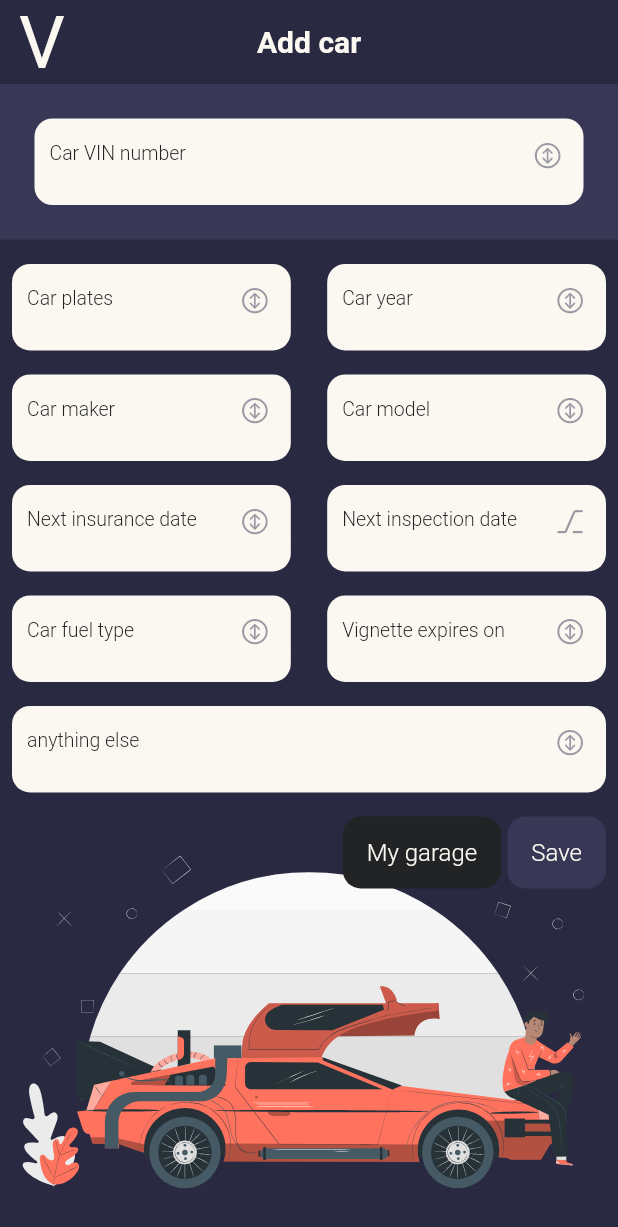
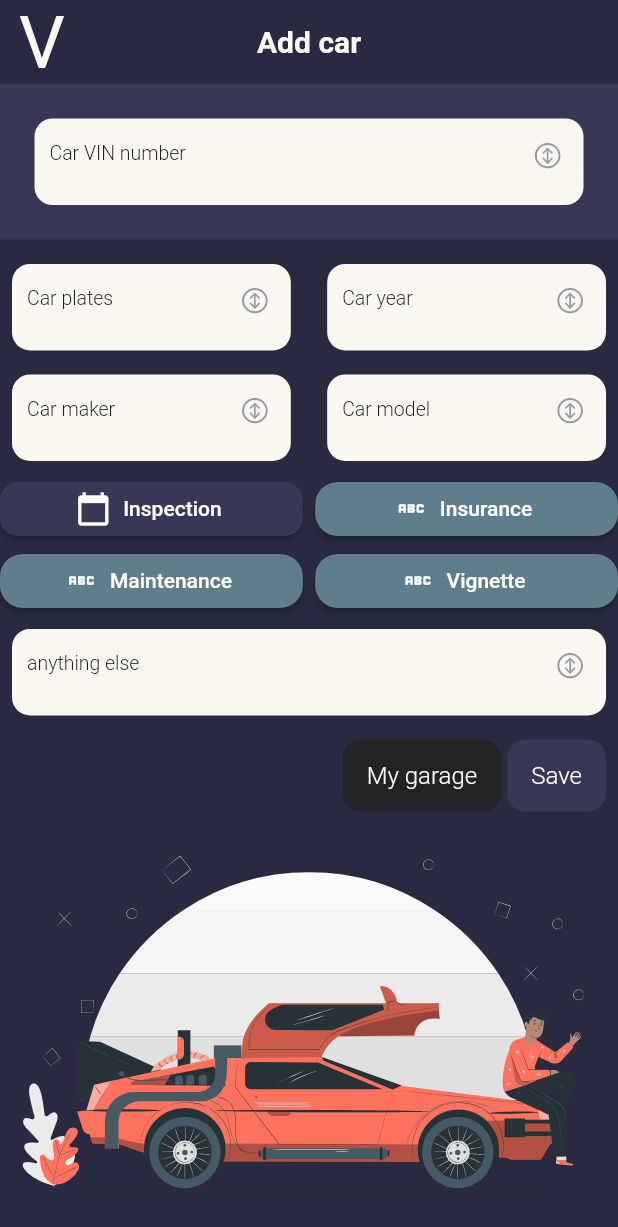
Before and after one commit to zmeulDev/valero, a Flutter app: the AddCar screen opened directly, on a phone screen of 412 x 824 dp. Shown: the top 1227 px of the screen. Run offline on Flutter 3.47's test engine with Material 2 defaults, Android fonts, the phone set to English and light mode, and no system bars; our stand-ins replace cached_network_image, cloud_firestore, firebase_auth, firebase_core, firebase_storage, flutter_custom_clippers and 8 more; missing offline and left inert: avatar_view, mobile_number; accounts and stored records are empty; Roboto replaces fonts that are missing (Depot).

Commit message:
date time taxes

```diff
--- a/lib/models/carModel.dart
+++ b/lib/models/carModel.dart
@@ -10,6 +10,7 @@ class Car{
   String? inspection;
   String? insurance;
   String? vignette;
+  String? maintenance;
   String? note;
 
 
@@ -25,6 +26,7 @@ class Car{
     this.inspection,
     this.insurance,
     this.vignette,
+    this.maintenance,
     this.note,
 });
 }
--- a/lib/pages/Car/addCar.dart
+++ b/lib/pages/Car/addCar.dart
@@ -32,8 +32,14 @@ class _AddCar extends State<AddCar> {
   final carFuel = TextEditingController();
   final carInspection = TextEditingController();
   final carInsurance = TextEditingController();
+  final carMaintenance = TextEditingController();
   final carVignette = TextEditingController();
   final carNote = TextEditingController();
+
+  DateTime? carInspectionDate;
+  DateTime? carInsuranceDate;
+  DateTime? carMaintenanceDate;
+  DateTime? carVignetteDate;
 
   @override
   Widget build(BuildContext context) {
@@ -49,20 +55,108 @@ class _AddCar extends State<AddCar> {
         CupertinoIcons.arrow_up_down_circle, carYear);
     final fieldFuel = inputField('Fuel', 'Car fuel type', TextInputType.text,
         CupertinoIcons.arrow_up_down_circle, carFuel);
-    final fieldInspection = inputField('Inspection', 'Next inspection date',
-        TextInputType.datetime, CupertinoIcons.alt, carInspection);
-    final fieldInsurance = inputField(
-        'Insurance',
-        'Next insurance date',
-        TextInputType.datetime,
-        CupertinoIcons.arrow_up_down_circle,
-        carInsurance);
-    final fieldVignette = inputField(
-        'Vignette',
-        'Vignette expires on',
-        TextInputType.datetime,
-        CupertinoIcons.arrow_up_down_circle,
-        carVignette);
+
+    final fieldInspection = ElevatedButton.icon(
+      style: ElevatedButton.styleFrom(
+          backgroundColor: tertiaryColor,
+          shape: RoundedRectangleBorder(
+            borderRadius: BorderRadius.circular(12.0),
+          )),
+      icon: const Icon(Icons.calendar_today),
+      label: carInspectionDate == null
+          ? const Text("Inspection")
+          : Text(f.format(carInspectionDate!)),
+      onPressed: () {
+        showDatePicker(
+            context: context,
+            initialDate:
+            carInspectionDate == null ? DateTime.now() : carInspectionDate!,
+            firstDate: DateTime(2021),
+            lastDate: DateTime(2035))
+            .then((date) {
+          setState(() {
+            carInspectionDate = date;
+          });
+        });
+      },
+    );
+
+    final fieldInsurance = ElevatedButton.icon(
+      style: ElevatedButton.styleFrom(
+
+          shape: RoundedRectangleBorder(
+            borderRadius: BorderRadius.circular(15.0),
+          )),
+      icon: const Icon(Icons.abc, size: 22),
+      label: carInsuranceDate == null
+          ? const Text("Insurance")
+          : Text(f.format(carInsuranceDate!)),
+      onPressed: () {
+        showDatePicker(
+            context: context,
+            initialDate:
+            carInsuranceDate == null ? DateTime.now() : carInsuranceDate!,
+            firstDate: DateTime(2021),
+            lastDate: DateTime(2025))
+            .then((date) {
+          setState(() {
+            carInsuranceDate = date;
+          });
+        });
+      },
+    );
+
+    final fieldMaintenance = ElevatedButton.icon(
+      style: ElevatedButton.styleFrom(
+
+          shape: RoundedRectangleBorder(
+            borderRadius: BorderRadius.circular(15.0),
+          )),
+      icon: const Icon(Icons.abc, size: 22),
+      label: carMaintenanceDate == null
+          ? const Text("Maintenance")
+          : Text(f.format(carMaintenanceDate!)),
+      onPressed: () {
+        showDatePicker(
+            context: context,
+            initialDate:
+            carMaintenanceDate == null ? DateTime.now() : carMaintenanceDate!,
+            firstDate: DateTime(2021),
+            lastDate: DateTime(2025))
+            .then((date) {
+          setState(() {
+            carMaintenanceDate = date;
+          });
+        });
+      },
+    );
+
+    final fieldVignette = ElevatedButton.icon(
+      style: ElevatedButton.styleFrom(
+
+          shape: RoundedRectangleBorder(
+            borderRadius: BorderRadius.circular(15.0),
+          )),
+      icon: const Icon(Icons.abc, size: 22),
+      label: carVignetteDate == null
+          ? const Text("Vignette")
+          : Text(f.format(carVignetteDate!)),
+      onPressed: () {
+        showDatePicker(
+            context: context,
+            initialDate:
+            carVignetteDate == null ? DateTime.now() : carVignetteDate!,
+            firstDate: DateTime(2021),
+            lastDate: DateTime(2025))
+            .then((date) {
+          setState(() {
+            carVignetteDate = date;
+          });
+        });
+      },
+    );
+
+
     final fieldNote = inputField('Note', 'anything else', TextInputType.text,
         CupertinoIcons.arrow_up_down_circle, carNote);
 
@@ -106,9 +200,10 @@ class _AddCar extends State<AddCar> {
                 plates: carPlates.text.toUpperCase(),
                 year: carYear.text,
                 fuel: carFuel.text,
-                inspection: carInspection.text,
-                insurance: carInsurance.text,
-                vignette: carVignette.text,
+                inspection: carInspectionDate,
+                insurance: carInsuranceDate,
+                vignette: carVignetteDate,
+                maintenance: carMaintenanceDate,
                 note: carNote.text,
               );
               if (response.code != 200) {
@@ -171,16 +266,17 @@ class _AddCar extends State<AddCar> {
                 ),
                 Row(
                   children: [
-                    Expanded(child: fieldInsurance),
+                    Expanded(child: fieldInspection
+                    ),
                     SizedBox(
                       width: Get.width * 0.02,
                     ),
-                    Expanded(child: fieldInspection),
+                    Expanded(child: fieldInsurance),
                   ],
                 ),
                 Row(
                   children: [
-                    Expanded(child: fieldFuel),
+                    Expanded(child: fieldMaintenance),
                     SizedBox(
                       width: Get.width * 0.02,
                     ),
--- a/lib/pages/Car/carsCrud.dart
+++ b/lib/pages/Car/carsCrud.dart
@@ -14,9 +14,10 @@ class CarsCrud {
     String? model = '',
     String? year = '',
     String? fuel = '',
-    String? inspection = '',
-    String? insurance = '',
-    String? vignette = '',
+    DateTime? inspection ,
+    DateTime? insurance,
+    DateTime? vignette,
+    DateTime? maintenance,
     String? note = '',
   }) async {
     Response response = Response();
@@ -33,6 +34,7 @@ class CarsCrud {
       "inspection": inspection,
       "insurance": insurance,
       "vignette": vignette,
+      "maintenance": maintenance,
       "note": note,
     };
 
@@ -48,10 +50,10 @@ class CarsCrud {
   }
 
   static Stream<QuerySnapshot> readCar() {
-    Query<Object?> notesItemCollection =
+    Query<Object?> carsItemCollection =
         _carCollection.where('userId', isEqualTo: UserModel().uid.toString());
 
-    return notesItemCollection.snapshots();
+    return carsItemCollection.snapshots();
   }
 
   static Future<Response> updateCar({
@@ -62,9 +64,10 @@ class CarsCrud {
     required String model,
     required String year,
     required String fuel,
-    required String inspection,
-    required String insurance,
-    required String vignette,
+    required DateTime? inspection,
+    required DateTime? insurance,
+    required DateTime? vignette,
+    required DateTime? maintenance,
     required String note,
     required String docId,
   }) async {
@@ -82,6 +85,7 @@ class CarsCrud {
       "inspection": inspection,
       "insurance": insurance,
       "vignette": vignette,
+      "maintenance": maintenance,
       "note": note,
     };
 
--- a/lib/pages/Car/viewCar.dart
+++ b/lib/pages/Car/viewCar.dart
@@ -116,9 +116,10 @@ class _ViewCar extends State<ViewCar> {
           model: car["model"],
           year: car["year"],
           fuel: car["fuel"],
-          inspection: car["inspection"],
-          insurance: car["insurance"],
-          vignette: car["vignette"],
+          inspection: car["inspection"].toString(),
+          insurance: car["insurance"].toString(),
+          vignette: car["vignette"].toString(),
+          maintenance: car["maintenance"].toString(),
           note: car["note"]),
     );
   }
--- a/lib/utils/constant.dart
+++ b/lib/utils/constant.dart
@@ -1,7 +1,6 @@
-import 'dart:math';
-
 import 'package:flutter/material.dart';
 import 'package:google_fonts/google_fonts.dart';
+import 'package:intl/intl.dart';
 
 const primaryColor = Color(0xFF292942);
 const secondaryColor = Color(0xfffaf8f0);
@@ -9,6 +8,8 @@ const tertiaryColor = Color(0xFF383856);
 const fourthColor = Color(0xFF222325);
 const fifthColor = Color(0xFFfd783b);
 const sixthColor = Color(0xFFA8A8C7);
+
+final f = new DateFormat('dd MM yy');
 
 var styleLogin = GoogleFonts.roboto(
   fontSize: 34.0,
--- a/pubspec.yaml
+++ b/pubspec.yaml
@@ -32,12 +32,12 @@ dependencies:
   persistent_bottom_nav_bar: ^5.0.2
   mobile_number: ^2.1.1
   flutter_svg: ^2.0.4
-  flutter_launcher_icons: ^0.12.0
 
 
 dev_dependencies:
   flutter_test:
     sdk: flutter
+  intl:
 
   flutter_lints: ^2.0.1
 
```
Also changed, not shown: lib/pages/Car/editCar.dart (+113 -22 lines), pubspec.lock.
